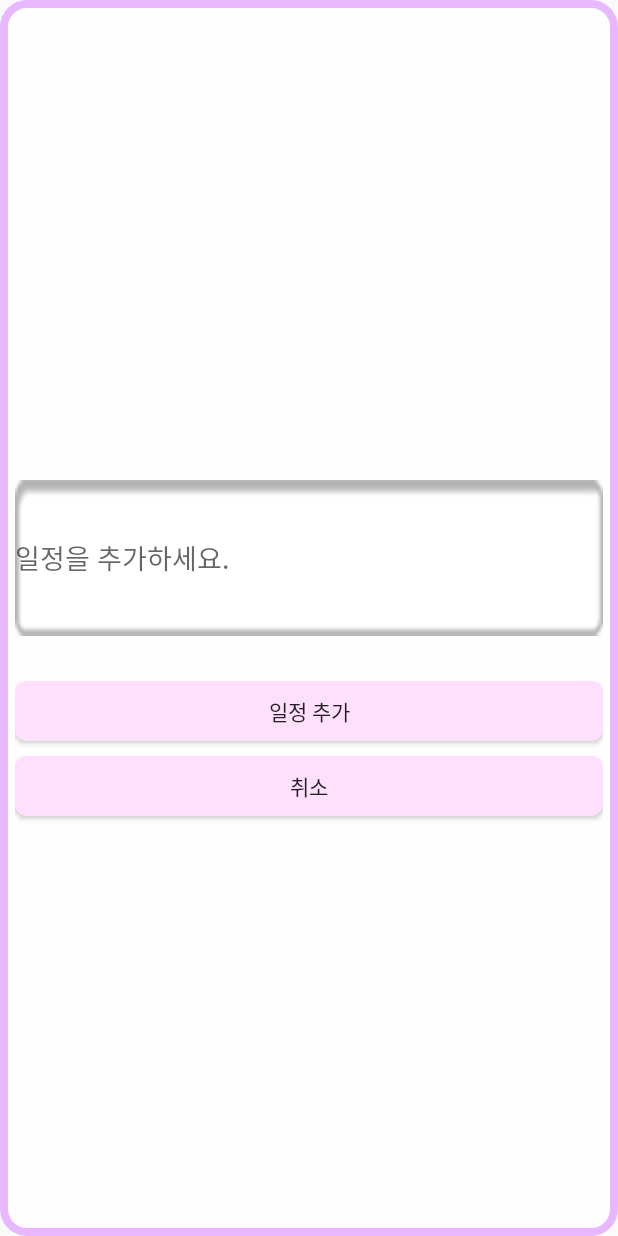
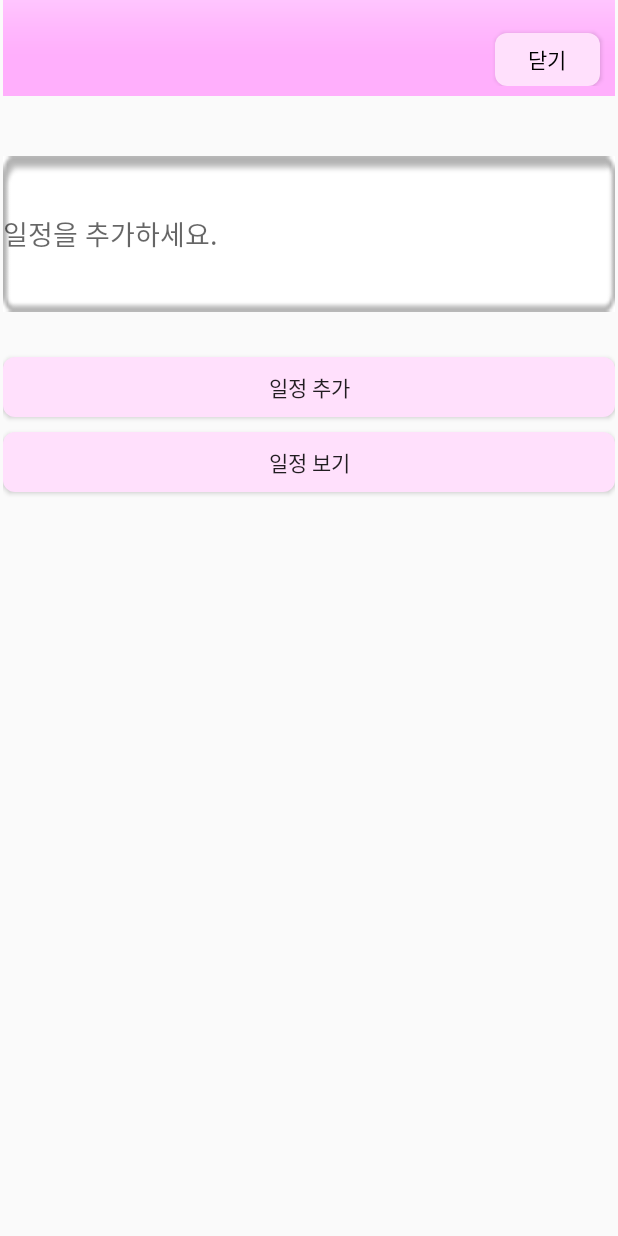
Before and after one commit to NaKwangJin/OneSNSP, an Android app: the layout calenderdialog.xml on its own in the app's theme, with its tools: preview values and no code run, on a phone screen of 412 x 824 dp. Run offline under Robolectric (Android 15) with nearby library versions, the light colour scheme and no system bars.

Commit message:
[기능추가]:캘린더 아이템 클릭시 다이어로그 디자인변경

```diff
--- a/app/src/main/java/com/example/onesns/RegisterActivity.java
+++ b/app/src/main/java/com/example/onesns/RegisterActivity.java
@@ -78,8 +78,8 @@ public class RegisterActivity extends AppCompatActivity {
                     restmng.putArgument("pw", EncryptionEncoder.encryptMD5(newPWText.getText().toString()));
                     restmng.putArgument("email", EncryptionEncoder.encryptBase64(newEmailText.getText().toString()));
                     restmng.putArgument("bd", EncryptionEncoder.encryptBase64(birthPicker.getText().toString()));
-
                     restmng.execute();
+                    Toast.makeText(cont, "회원가입이 완료 되었습니다.", Toast.LENGTH_SHORT).show();
                     finish();
                 }
             }
--- a/app/src/main/res/layout/activity_login.xml
+++ b/app/src/main/res/layout/activity_login.xml
@@ -19,7 +19,7 @@
         android:orientation="vertical"
         android:paddingLeft="50dp"
         android:paddingRight="50dp"
-        android:paddingTop="160dp"
+        android:paddingTop="140dp"
         android:paddingBottom="80dp">
 
         <EditText
--- a/app/src/main/res/layout/calenderdialog.xml
+++ b/app/src/main/res/layout/calenderdialog.xml
@@ -4,12 +4,9 @@
     xmlns:android="http://schemas.android.com/apk/res/android" android:layout_width="match_parent"
     android:layout_height="match_parent"
     android:orientation="vertical"
-    android:background="@drawable/dialogstyle"
-    android:gravity="center"
-    android:paddingVertical="30dp"
-    android:paddingHorizontal="10dp">
+    android:paddingHorizontal="2dp">
 
-
+    <include layout="@layout/toolbar2"/>
 
 
     <EditText
@@ -34,5 +31,5 @@
         android:layout_width="match_parent"
         android:layout_height="40dp"
         android:background="@drawable/loginbuttontheme"
-        android:text="취소"/>
+        android:text="일정 보기"/>
 </LinearLayout>
```
Also changed, not shown: app/src/main/java/com/example/onesns/dialog/CalenderDialog.java (+16 -4 lines).
